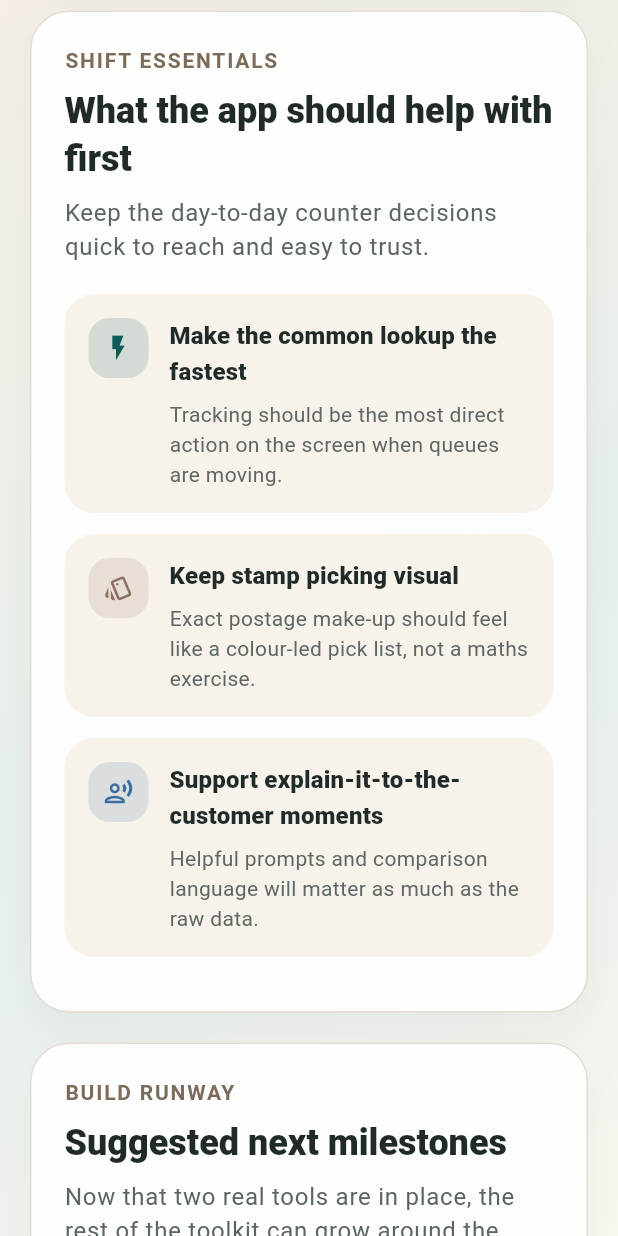
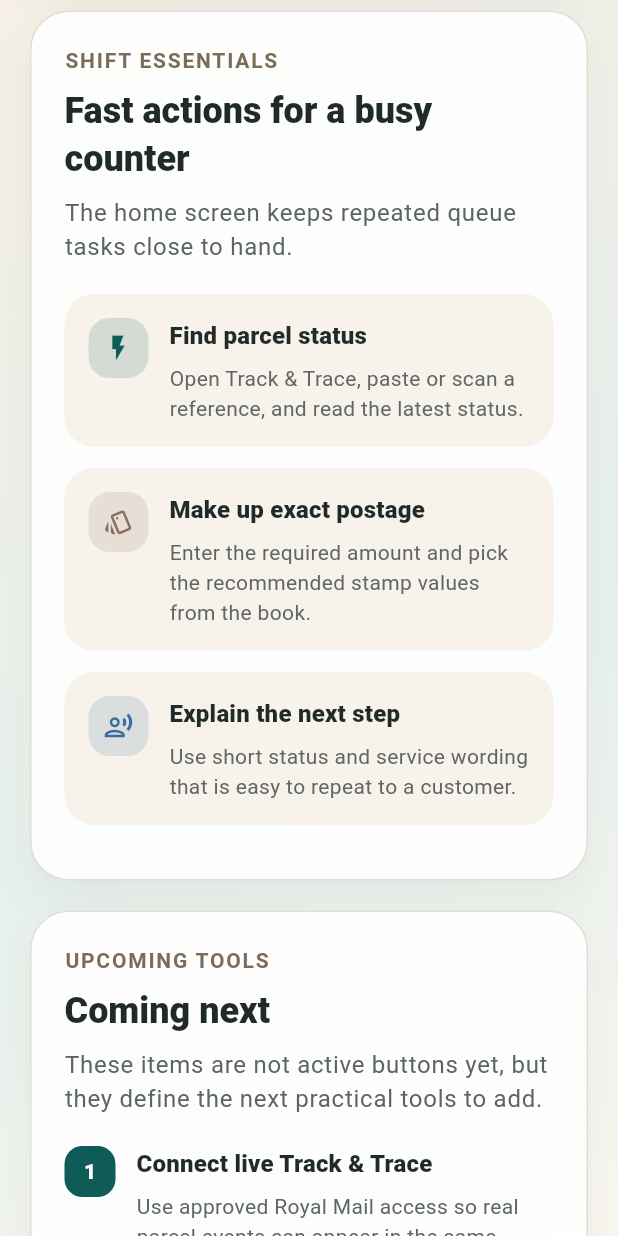
Before and after one commit to DigitalPhilately/counter-toolkit, a Flutter app: the screen it shows after launch, scrolled down 2304 dp, on a phone screen of 412 x 824 dp. Run offline on Flutter 3.47's test engine with Material 3 defaults, Android fonts, the phone set to English and light mode, and no system bars.

Commit message:
Make beta UI more tool-focused

```diff
--- a/lib/features/dashboard/presentation/dashboard_page.dart
+++ b/lib/features/dashboard/presentation/dashboard_page.dart
@@ -355,7 +355,7 @@ class _HeroCallout extends StatelessWidget {
           const SizedBox(width: 12),
           Expanded(
             child: Text(
-              '$versionLabel is on this device. Open About for the fuller product notes, design intent, and roadmap.',
+              '$versionLabel is ready. Start with a parcel lookup or build an exact stamp pick for the customer in front of you.',
               style: textTheme.bodyLarge?.copyWith(
                 color: const Color(0xFFF6F1E8),
                 fontWeight: FontWeight.w600,
@@ -414,9 +414,9 @@ class _QuickToolsPanel extends StatelessWidget {
   Widget build(BuildContext context) {
     return _SurfacePanel(
       eyebrow: 'Current toolset',
-      title: 'Live tools and the next queue',
+      title: 'Counter tools',
       description:
-          'Track & Trace and Best Fit Stamps are both interactive now. The remaining tiles stay visible as the next planned helpers.',
+          'Open an available workflow. Upcoming tools are shown separately so the counter layout stays familiar as the toolkit grows.',
       child: GridView.builder(
         shrinkWrap: true,
         physics: const NeverScrollableScrollPhysics(),
@@ -451,9 +451,8 @@ class _ShiftEssentialsPanel extends StatelessWidget {
   Widget build(BuildContext context) {
     return _SurfacePanel(
       eyebrow: 'Shift essentials',
-      title: 'What the app should help with first',
-      description:
-          'Keep the day-to-day counter decisions quick to reach and easy to trust.',
+      title: 'Fast actions for a busy counter',
+      description: 'The home screen keeps repeated queue tasks close to hand.',
       child: Column(
         children: _essentials
             .map(
@@ -474,10 +473,10 @@ class _BuildRoadmapPanel extends StatelessWidget {
   @override
   Widget build(BuildContext context) {
     return _SurfacePanel(
-      eyebrow: 'Build runway',
-      title: 'Suggested next milestones',
+      eyebrow: 'Upcoming tools',
+      title: 'Coming next',
       description:
-          'Now that two real tools are in place, the rest of the toolkit can grow around the same counter-side patterns.',
+          'These items are not active buttons yet, but they define the next practical tools to add.',
       child: Column(
         children: _roadmap
             .asMap()
@@ -506,9 +505,9 @@ class _GuidingPrinciplesPanel extends StatelessWidget {
   Widget build(BuildContext context) {
     return _SurfacePanel(
       eyebrow: 'Design guardrails',
-      title: 'A toolkit that earns its space',
+      title: 'Counter operating notes',
       description:
-          'The product should feel calm under pressure and useful in a busy queue.',
+          'Short reminders for how each tool should behave when the queue is moving.',
       child: Wrap(
         spacing: 16,
         runSpacing: 16,
@@ -964,9 +963,9 @@ class _Principle {
 }
 
 const _heroPoints = [
-  'Track & Trace working',
-  'Best Fit Stamps live',
-  'Counter-first language',
+  'Parcel lookup',
+  'Exact stamp make-up',
+  'Counter workflow',
 ];
 
 const _quickTools = [
@@ -991,19 +990,19 @@ const _quickTools = [
     isAvailableNow: true,
   ),
   _QuickTool(
-    title: 'Size Guide',
+    title: 'Parcel Sizer',
     subtitle:
-        'Check large letter, small parcel, and awkward-format thresholds in seconds.',
+        'Enter dimensions and weight to check the right format before pricing.',
     icon: Icons.straighten_outlined,
     accent: Color(0xFFB0653B),
-    footerLabel: 'Next planned tool',
+    footerLabel: 'Coming soon',
   ),
   _QuickTool(
     title: 'Weight Limits',
     subtitle: 'Confirm service cut-offs before you commit to the wrong option.',
     icon: Icons.scale_outlined,
     accent: Color(0xFF3B6C9C),
-    footerLabel: 'Planned after size guide',
+    footerLabel: 'Coming soon',
   ),
   _QuickTool(
     title: 'Service Finder',
@@ -1011,29 +1010,29 @@ const _quickTools = [
         'Guide customers toward the right mix of speed, signature, and tracking.',
     icon: Icons.rule_folder_outlined,
     accent: Color(0xFF7A5BA8),
-    footerLabel: 'Planned decision support',
+    footerLabel: 'Coming soon',
   ),
 ];
 
 const _essentials = [
   _BulletItem(
-    title: 'Make the common lookup the fastest',
+    title: 'Find parcel status',
     subtitle:
-        'Tracking should be the most direct action on the screen when queues are moving.',
+        'Open Track & Trace, paste or scan a reference, and read the latest status.',
     icon: Icons.flash_on_outlined,
     accent: Color(0xFF0F5B57),
   ),
   _BulletItem(
-    title: 'Keep stamp picking visual',
+    title: 'Make up exact postage',
     subtitle:
-        'Exact postage make-up should feel like a colour-led pick list, not a maths exercise.',
+        'Enter the required amount and pick the recommended stamp values from the book.',
     icon: Icons.style_outlined,
     accent: Color(0xFF8D6E63),
   ),
   _BulletItem(
-    title: 'Support explain-it-to-the-customer moments',
+    title: 'Explain the next step',
     subtitle:
-        'Helpful prompts and comparison language will matter as much as the raw data.',
+        'Use short status and service wording that is easy to repeat to a customer.',
     icon: Icons.record_voice_over_outlined,
     accent: Color(0xFF3B6C9C),
   ),
@@ -1041,9 +1040,9 @@ const _essentials = [
 
 const _roadmap = [
   _RoadmapItem(
-    title: 'Connect Track & Trace to a backend',
+    title: 'Connect live Track & Trace',
     subtitle:
-        'Replace the mock provider with a server-backed adapter for Royal Mail or UPU-style lookups.',
+        'Use approved Royal Mail access so real parcel events can appear in the same lookup flow.',
   ),
   _RoadmapItem(
     title: 'Parcel Sizer',
--- a/lib/features/stamps/presentation/stamp_calculator_page.dart
+++ b/lib/features/stamps/presentation/stamp_calculator_page.dart
@@ -635,7 +635,7 @@ class _HeaderPanel extends StatelessWidget {
                   crossAxisAlignment: CrossAxisAlignment.start,
                   children: [
                     Text(
-                      'How this screen works',
+                      'Pick list',
                       style: textTheme.titleMedium?.copyWith(
                         color: Colors.white,
                         fontWeight: FontWeight.w800,
@@ -644,23 +644,23 @@ class _HeaderPanel extends StatelessWidget {
                     const SizedBox(height: 12),
                     const _HeaderNote(
                       icon: Icons.looks_one_rounded,
-                      title: 'One clear setup area',
+                      title: 'Enter the target postage',
                       body:
-                          'All stock and ranking preferences now live behind Setup & stock so the main screen stays focused.',
+                          'Type the amount the item needs and recalculate the exact stamp make-up.',
                     ),
                     const SizedBox(height: 12),
                     const _HeaderNote(
                       icon: Icons.sell_outlined,
-                      title: 'Counter-ready output',
+                      title: 'Pick from the stamp book',
                       body:
-                          'Recommended stamps are grouped by value, with the fastest exact pick ranked first.',
+                          'The best result is ranked for fewer values, fewer stamps, and easier book movement.',
                     ),
                     const SizedBox(height: 12),
                     const _HeaderNote(
                       icon: Icons.inventory_2_outlined,
-                      title: 'Stock changes recalculate instantly',
+                      title: 'Adjust stock when needed',
                       body:
-                          'If a stamp is missing from the book, mark it out of stock in Setup and the combinations update immediately.',
+                          'Open Setup & stock when a value is missing or high tariff stamps should be hidden.',
                     ),
                   ],
                 ),
--- a/lib/features/tracking/presentation/tracking_lookup_page.dart
+++ b/lib/features/tracking/presentation/tracking_lookup_page.dart
@@ -179,7 +179,7 @@ class _PageHeader extends StatelessWidget {
             runSpacing: 10,
             children: const [
               _HeaderChip(
-                label: 'First feature live',
+                label: 'Demo data',
                 background: Color(0xFFF0C177),
                 foreground: Color(0xFF251506),
               ),
@@ -200,7 +200,7 @@ class _PageHeader extends StatelessWidget {
           ),
           const SizedBox(height: 12),
           Text(
-            'This screen now supports auto-routing and provider-specific demo modes, with the lookup boundary ready for a real backend later.',
+            'Enter a tracking reference, choose a provider route, and read the latest status in a counter-friendly format.',
             style: textTheme.titleLarge?.copyWith(
               color: const Color(0xFFE4EEE8),
               height: 1.35,
@@ -275,7 +275,7 @@ class _LookupPanel extends StatelessWidget {
           ),
           const SizedBox(height: 8),
           Text(
-            'Start with a sample number or paste a real one later. Choose Auto route or lock the lookup to a specific provider path.',
+            'Use a sample reference while live Royal Mail access is being set up, or paste a reference to check validation and routing.',
             style: textTheme.bodyLarge?.copyWith(
               color: const Color(0xFF5B6563),
               height: 1.45,
@@ -407,7 +407,7 @@ class _IdlePanel extends StatelessWidget {
               const SizedBox(width: 14),
               Expanded(
                 child: Text(
-                  'Try a sample lookup to preview the flow that will eventually sit on top of a live API.',
+                  'Choose a sample reference to load a complete parcel journey.',
                   style: Theme.of(context).textTheme.titleMedium?.copyWith(
                     fontWeight: FontWeight.w700,
                   ),
@@ -417,7 +417,7 @@ class _IdlePanel extends StatelessWidget {
           ),
           const SizedBox(height: 18),
           Text(
-            'This first slice proves out the customer-facing lookup journey, result summary, and event timeline before we connect any provider credentials.',
+            'The lookup uses demo journeys for now. The screen layout, routing controls, and status timeline are the same shape the live service will use.',
             style: Theme.of(context).textTheme.bodyLarge?.copyWith(
               color: const Color(0xFF5B6563),
               height: 1.45,
@@ -458,10 +458,10 @@ class _NotFoundPanel extends StatelessWidget {
           ),
           const SizedBox(height: 18),
           const _InfoBanner(
-            icon: Icons.layers_outlined,
-            title: 'Why this is still useful',
+            icon: Icons.search_off_rounded,
+            title: 'No demo match',
             body:
-                'The screen, validation, result state, and provider abstraction are already in place. The next job is swapping the mock service for a real adapter behind a backend.',
+                'This reference is not in the current demo set. Use a sample reference or switch route mode to check how the result state behaves.',
           ),
         ],
       ),
@@ -772,24 +772,24 @@ class _IntegrationNotesPanel extends StatelessWidget {
         crossAxisAlignment: CrossAxisAlignment.start,
         children: [
           Text(
-            'Integration next steps',
+            'Provider status',
             style: Theme.of(
               context,
             ).textTheme.headlineSmall?.copyWith(fontWeight: FontWeight.w800),
           ),
           const SizedBox(height: 14),
           const _InfoBanner(
-            icon: Icons.account_tree_outlined,
-            title: 'Recommended shape',
+            icon: Icons.cloud_queue_outlined,
+            title: 'Current source',
             body:
-                'App -> your backend -> provider adapter. Keep API credentials and provider-specific request signing out of the mobile app.',
+                'Tracking results are supplied by local demo data until Royal Mail API access is approved and connected.',
           ),
           const SizedBox(height: 14),
           const _InfoBanner(
             icon: Icons.swap_horiz_rounded,
-            title: 'Provider swap point',
+            title: 'Route handling',
             body:
-                'Replace MockTrackingService with a backend-backed service that maps Royal Mail or UPU responses into TrackingItem and TrackingEvent.',
+                'Auto route, Royal Mail, Parcelforce, and UPU modes are shown so staff can see which provider path a lookup is using.',
           ),
           const SizedBox(height: 14),
           Wrap(
@@ -802,9 +802,9 @@ class _IntegrationNotesPanel extends StatelessWidget {
           const SizedBox(height: 14),
           const _InfoBanner(
             icon: Icons.rule_rounded,
-            title: 'Operational caution',
+            title: 'Counter wording',
             body:
-                'Counter staff need plain-language explanations, not raw event codes. Keep the mapping layer responsible for turning provider events into counter-friendly status text.',
+                'Statuses are written for customer conversations rather than raw carrier event codes.',
           ),
         ],
       ),
```
